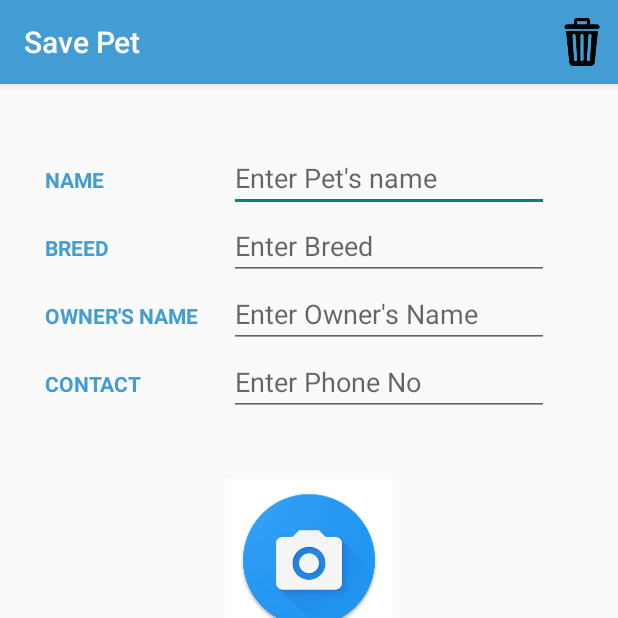
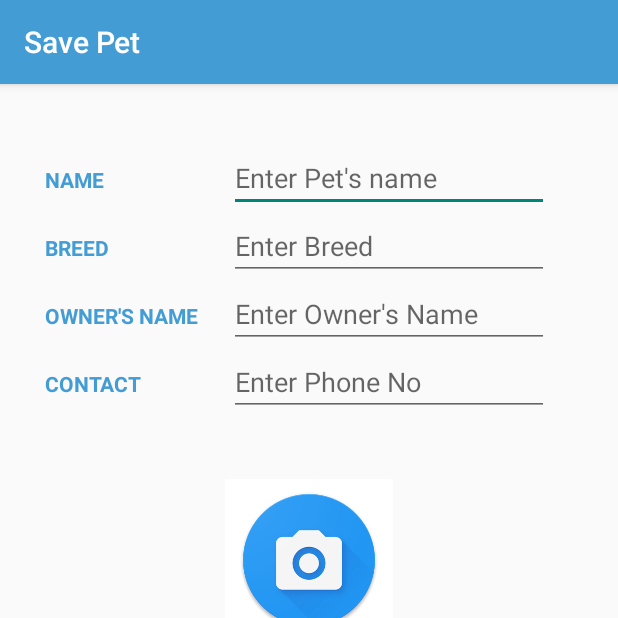
Before and after one commit to PratikshaMore/BUDDY-1, an Android app: the AddPetActivity screen opened directly, with no data from a screen before it, on a phone screen of 412 x 824 dp, the top half of it. Run offline under Robolectric (Android 15) with nearby library versions, the phone set to English and light mode, and no system bars.

Commit message:
Added help, fixed reset and clear DB bugs removed toolbar delete where not applicable

```diff
--- a/app/src/main/java/com/cornez/todotodayii/AddHistoryActivity.java
+++ b/app/src/main/java/com/cornez/todotodayii/AddHistoryActivity.java
@@ -162,7 +162,7 @@ public class AddHistoryActivity extends AppCompatActivity {
     @Override
     public boolean onCreateOptionsMenu(Menu menu) {
         // Inflate the menu.
-        getMenuInflater().inflate(R.menu.menu_main, menu);
+        getMenuInflater().inflate(R.menu.menu_basic, menu);
         return true;
     }
 
--- a/app/src/main/java/com/cornez/todotodayii/AddPetActivity.java
+++ b/app/src/main/java/com/cornez/todotodayii/AddPetActivity.java
@@ -208,7 +208,7 @@ public class AddPetActivity extends AppCompatActivity {
     @Override
     public boolean onCreateOptionsMenu(Menu menu) {
         // Inflate the menu.
-        getMenuInflater().inflate(R.menu.menu_pet_list, menu);
+        getMenuInflater().inflate(R.menu.menu_basic, menu);
         return true;
     }
 
--- a/app/src/main/java/com/cornez/todotodayii/HistoryListItemPage.java
+++ b/app/src/main/java/com/cornez/todotodayii/HistoryListItemPage.java
@@ -116,7 +116,7 @@ public class HistoryListItemPage extends AppCompatActivity {
     @Override
     public boolean onCreateOptionsMenu(Menu menu) {
         // Inflate the menu.
-        getMenuInflater().inflate(R.menu.menu_main, menu);
+        getMenuInflater().inflate(R.menu.menu_basic, menu);
         return true;
     }
 
--- a/app/src/main/res/layout/help.xml
+++ b/app/src/main/res/layout/help.xml
@@ -1,7 +1,10 @@
 <?xml version="1.0" encoding="utf-8"?>
 <RelativeLayout xmlns:android="http://schemas.android.com/apk/res/android"
-    android:orientation="vertical" android:layout_width="match_parent"
+    xmlns:tools="http://schemas.android.com/tools"
+    android:orientation="vertical"
+    android:layout_width="match_parent"
     android:layout_height="match_parent"
+    tools:context=".HelpActivity"
     android:paddingLeft="@dimen/activity_horizontal_margin"
     android:paddingRight="@dimen/activity_horizontal_margin">
 
--- a/app/src/main/res/menu/menu_history_page.xml
+++ b/app/src/main/res/menu/menu_basic.xml
@@ -2,5 +2,5 @@
     xmlns:android="http://schemas.android.com/apk/res/android"
     xmlns:app="http://schemas.android.com/apk/res-auto"
     xmlns:tools="http://schemas.android.com/tools"
-    tools:context="com.cornez.todotodayii.HistoryListItemPage">
+    tools:context="com.cornez.todotodayii.AddPetActivity">
 </menu>
```
Also changed, not shown: app/src/main/java/com/cornez/todotodayii/HelpActivity.java (+7 -0 lines), app/src/main/res/menu/menu_history_list.xml (+6 -6 lines).
